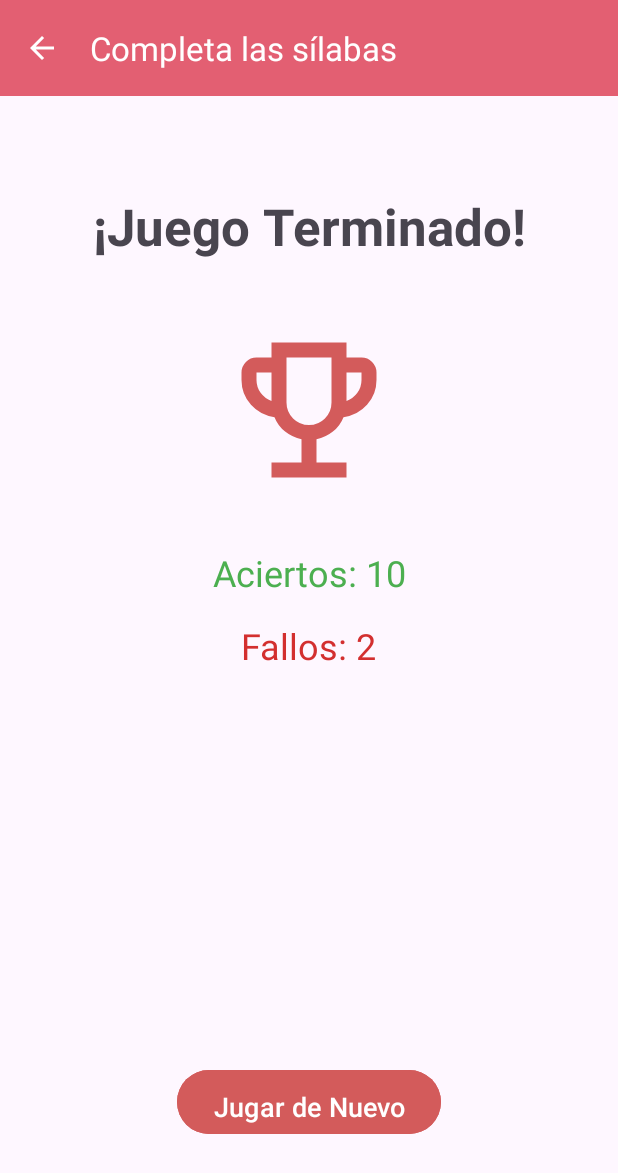
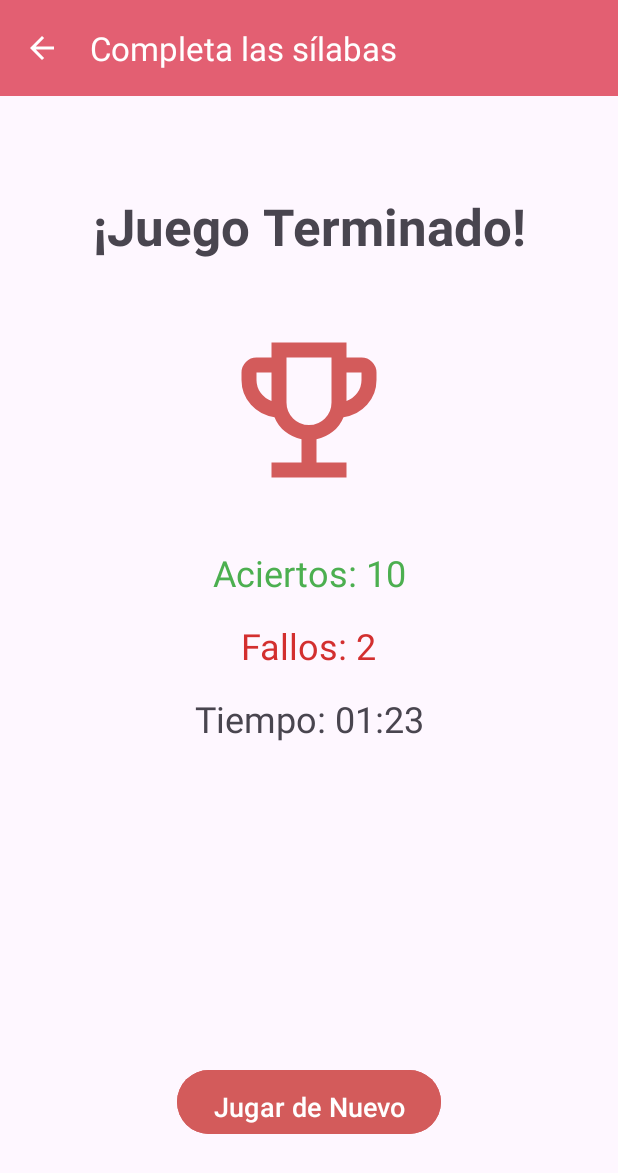
Before and after one commit to rubverd/edunova-pictogramas, an Android app built with Jetpack Compose: the layout silabas.xml on its own in the app's theme, with its tools: preview values and no code run, on a phone screen of 412 x 824 dp. Shown: the top 1173 px of the screen. Run offline under Robolectric (Android 15) with nearby library versions, the phone set to English and light mode, and no system bars.

Commit message:
Va el recoger el tiempo en el modo silabas

```diff
--- a/app/src/main/res/layout/silabas.xml
+++ b/app/src/main/res/layout/silabas.xml
@@ -219,6 +219,18 @@ tools:context=".SilabasActivity">
         app:layout_constraintTop_toBottomOf="@+id/textView_resumen_aciertos"
         tools:text="Fallos: 2" />
 
+
+    <TextView
+        android:id="@+id/textViewResumenTiempo"
+        android:layout_width="wrap_content"
+        android:layout_height="wrap_content"
+        android:layout_marginTop="16dp"
+        android:textSize="24sp"
+        app:layout_constraintEnd_toEndOf="parent"
+        app:layout_constraintStart_toStartOf="parent"
+        app:layout_constraintTop_toBottomOf="@+id/textView_resumen_fallos"
+        tools:text="Tiempo: 01:23" />
+
     <Button
         android:id="@+id/button_jugar_de_nuevo"
         android:layout_width="wrap_content"
--- a/app/src/main/res/values/strings.xml
+++ b/app/src/main/res/values/strings.xml
@@ -47,4 +47,5 @@
 
     <string name="texto_aciertos">Aciertos: %d</string>
     <string name="texto_fallos">Fallos: %d</string>
+    <string name="texto_tiempo">Tiempo: %s</string>
 </resources>
```
Also changed, not shown: app/src/main/java/com/example/edunova/SilabasActivity.kt (+18 -0 lines).
